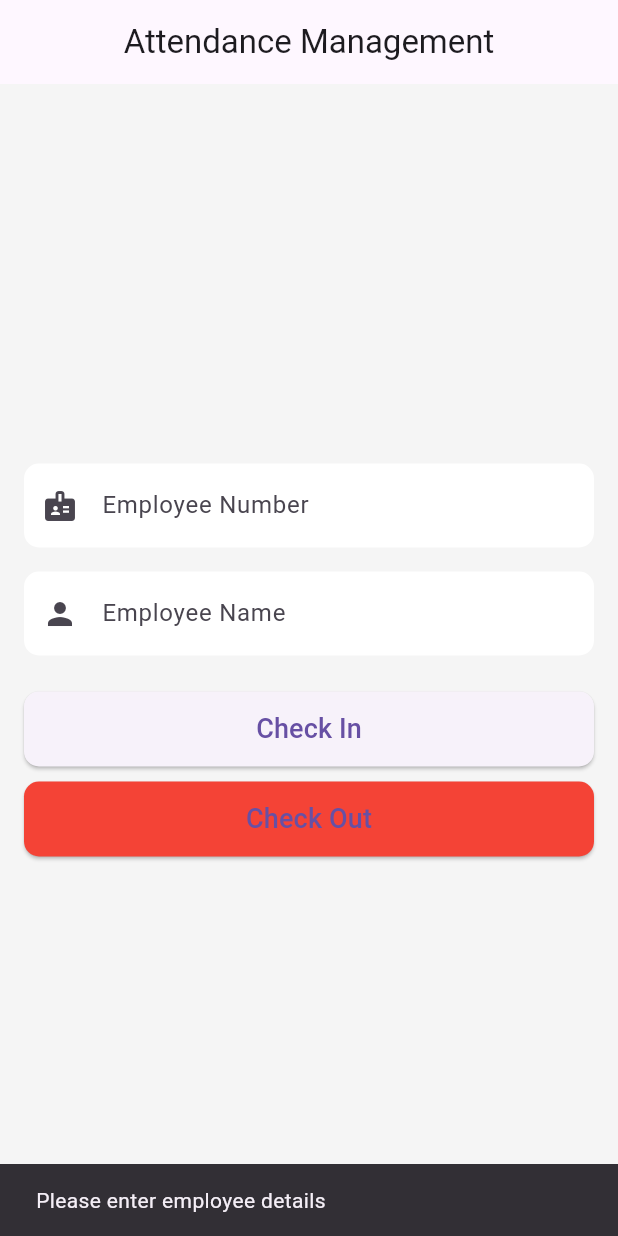
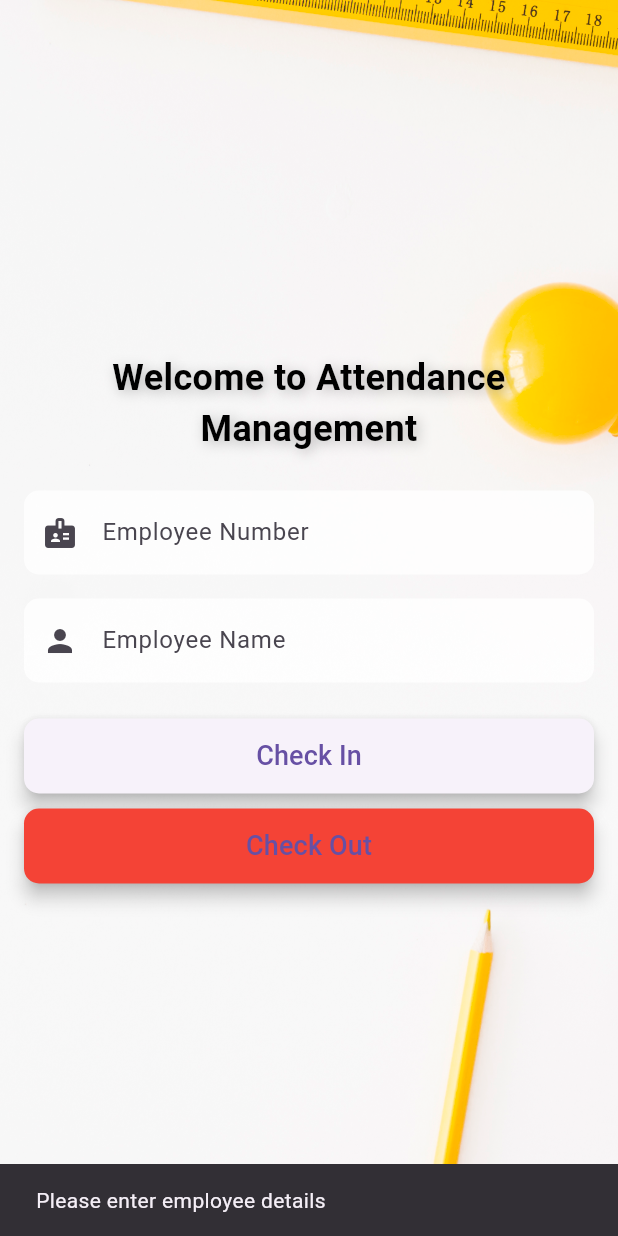
Before and after one commit to dgyrsenevirathne/Attendance-Recode_App, a Flutter app: the screen it shows after launch, after a tap on "Check Out", on a phone screen of 412 x 824 dp. Run offline on Flutter 3.47's test engine with Material 3 defaults, Android fonts, the phone set to English and light mode, and no system bars; our stand-ins replace googleapis_auth; missing offline and left inert: googleapis.

Commit message:
new changes

```diff
--- a/lib/main.dart
+++ b/lib/main.dart
@@ -1,5 +1,6 @@
 import 'package:flutter/material.dart';
-import 'google_sheets_service.dart'; // Import the GoogleSheetsService
+import 'google_sheets_service.dart';
+import 'splash_screen.dart';
 
 void main() {
   runApp(AttendanceApp());
@@ -9,14 +10,13 @@ class AttendanceApp extends StatelessWidget {
   @override
   Widget build(BuildContext context) {
     return MaterialApp(
-      debugShowCheckedModeBanner: false, // Remove the debug banner
+      debugShowCheckedModeBanner: false,
       theme: ThemeData(
         primarySwatch: Colors.blue,
-        scaffoldBackgroundColor:
-            Colors.grey[100], // Set a light background color
+        scaffoldBackgroundColor: Colors.grey[100],
         inputDecorationTheme: InputDecorationTheme(
           filled: true,
-          fillColor: Colors.white,
+          fillColor: Colors.white.withOpacity(0.8), // Semi-transparent input
           border: OutlineInputBorder(
             borderRadius: BorderRadius.circular(10),
             borderSide: BorderSide.none,
@@ -24,14 +24,18 @@ class AttendanceApp extends StatelessWidget {
         ),
         elevatedButtonTheme: ElevatedButtonThemeData(
           style: ElevatedButton.styleFrom(
-            minimumSize: Size(double.infinity, 50), // Full-width button
+            minimumSize: Size(double.infinity, 50),
             shape: RoundedRectangleBorder(
               borderRadius: BorderRadius.circular(10),
             ),
+            elevation: 5,
           ),
         ),
       ),
-      home: AttendanceHomePage(),
+      home: SplashScreen(),
+      routes: {
+        '/home': (context) => AttendanceHomePage(),
+      },
     );
   }
 }
@@ -90,16 +94,37 @@ class _AttendanceHomePageState extends State<AttendanceHomePage> {
   @override
   Widget build(BuildContext context) {
     return Scaffold(
-      appBar: AppBar(
-        title: Text('Attendance Management'),
-        centerTitle: true,
+      body: Container(
+        decoration: BoxDecoration(
+          image: DecorationImage(
+            image: AssetImage(
+                'assets/images/background.jpg'), // Add your background image
+            fit: BoxFit.cover,
           ),
-      body: Padding(
+        ),
+        child: Padding(
           padding: const EdgeInsets.all(16.0),
           child: Column(
             mainAxisAlignment: MainAxisAlignment.center,
             crossAxisAlignment: CrossAxisAlignment.stretch,
             children: [
+              Text(
+                'Welcome to Attendance Management',
+                style: TextStyle(
+                  fontSize: 24,
+                  fontWeight: FontWeight.bold,
+                  color: Colors.black,
+                  shadows: [
+                    Shadow(
+                      blurRadius: 10,
+                      color: Colors.black26,
+                      offset: Offset(2, 2),
+                    ),
+                  ],
+                ),
+                textAlign: TextAlign.center,
+              ),
+              SizedBox(height: 24),
               TextField(
                 controller: _employeeNumberController,
                 decoration: InputDecoration(
@@ -123,14 +148,15 @@ class _AttendanceHomePageState extends State<AttendanceHomePage> {
               SizedBox(height: 10),
               ElevatedButton(
                 onPressed: checkOut,
-              style: ButtonStyle(
-                backgroundColor: MaterialStateProperty.all(Colors.red),
+                style: ElevatedButton.styleFrom(
+                  backgroundColor: Colors.red, // Updated for Check-Out button
                 ),
                 child: Text('Check Out', style: TextStyle(fontSize: 18)),
               ),
             ],
           ),
         ),
+      ),
     );
   }
 }
--- /dev/null
+++ b/lib/splash_screen.dart
@@ -0,0 +1,60 @@
+import 'package:flutter/material.dart';
+import 'dart:async';
+
+class SplashScreen extends StatefulWidget {
+  @override
+  _SplashScreenState createState() => _SplashScreenState();
+}
+
+class _SplashScreenState extends State<SplashScreen> {
+  double _opacity = 0.0;
+
+  @override
+  void initState() {
+    super.initState();
+
+    // Start the fade-in animation after a slight delay
+    Timer(Duration(milliseconds: 500), () {
+      setState(() {
+        _opacity = 1.0;
+      });
+    });
+
+    // Navigate to the main app after a delay
+    Timer(Duration(seconds: 3), () {
+      Navigator.of(context).pushReplacementNamed('/home');
+    });
+  }
+
+  @override
+  Widget build(BuildContext context) {
+    return Scaffold(
+      backgroundColor: Colors.blue,
+      body: Center(
+        child: AnimatedOpacity(
+          opacity: _opacity,
+          duration: Duration(seconds: 2), // Duration of the fade-in
+          child: Column(
+            mainAxisAlignment: MainAxisAlignment.center,
+            children: [
+              Icon(
+                Icons.access_time,
+                color: Colors.white,
+                size: 100,
+              ),
+              SizedBox(height: 20),
+              Text(
+                'PresencePro',
+                style: TextStyle(
+                  fontSize: 24,
+                  color: Colors.white,
+                  fontWeight: FontWeight.bold,
+                ),
+              ),
+            ],
+          ),
+        ),
+      ),
+    );
+  }
+}
--- a/pubspec.yaml
+++ b/pubspec.yaml
@@ -25,3 +25,5 @@ flutter:
   uses-material-design: true
   assets:
     - assets/thinking-pillar-441005-c6-e5ceb66885c2.json
+    - assets/images/logo.png
+    - assets/images/background.jpg
```
Also changed, not shown: assets/images/background.jpg (added), assets/images/logo.png (added). Lines whose indentation alone changed are shown as unchanged.
